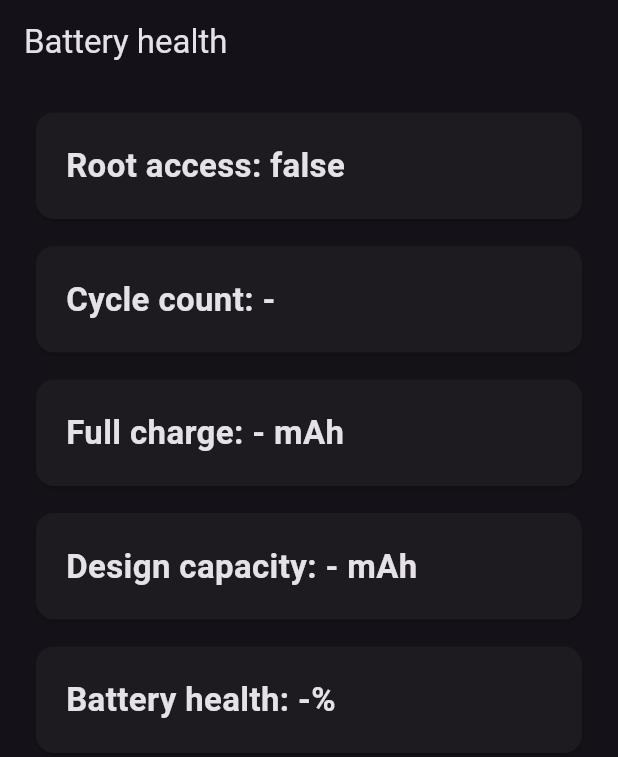
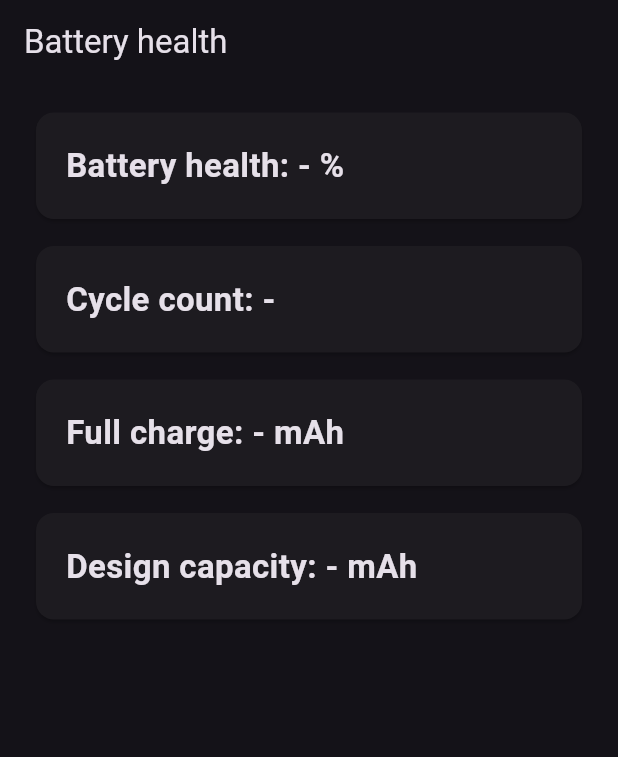
Before and after one commit to Maciek-Hetman/battery_health, a Flutter app: the screen it shows after launch, on a phone screen of 412 x 824 dp. Shown: the top 757 px of the screen. Run offline on Flutter 3.47's test engine with Material 2 defaults, Android fonts, the phone set to English and light mode, and no system bars; missing offline and left inert: root.

```diff
--- a/lib/main.dart
+++ b/lib/main.dart
@@ -1,7 +1,6 @@
 import 'package:flutter/material.dart';
 import 'package:root/root.dart';
 
-import 'dart:io';
 import 'dart:async';
 
 import './cardWidget.dart';
@@ -19,7 +18,7 @@ class _MyAppState extends State<MyApp> {
   var _rootAccess = false;
   var _cycleCount = "-";
   var _fullCharge = "-";
-  var _batteryHealth = "-";
+  var _batteryHealth = "- ";
 
   var _fullChargeReadable = "- mAh";
   var _designCapacityReadable = "- mAh";
@@ -98,11 +97,10 @@ class _MyAppState extends State<MyApp> {
           body: Column(
             children: [
               const Padding(padding: EdgeInsets.all(5)), // Thanks vscode
-              CustomCard("Root access: $_rootAccess"),
+              CustomCard("Battery health: $_batteryHealth%"),
               CustomCard("Cycle count: $_cycleCount "),
               CustomCard("Full charge: $_fullChargeReadable"),
               CustomCard("Design capacity: $_designCapacityReadable"),
-              CustomCard("Battery health: $_batteryHealth%")
             ],
           )),
     );
```
Also changed, not shown: pubspec.yaml (line endings or trailing spaces), 17 other files.
